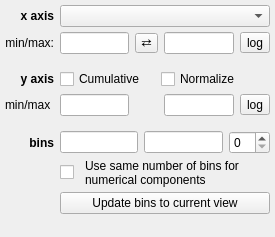
Before: the Qt Designer form glue/viewers/histogram/qt/options_widget.ui in glue-viz/glue, drawn with Qt 5.
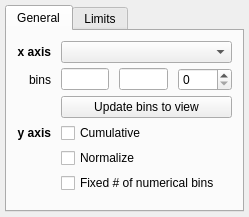
After: the same form once the commit is applied.

Commit message: Improvements to UI for default built-in viewers: the viewer and layer options have now been improved, limits are in a separate tab since they are less likely to be used, and this also removes the idea of a 'style' in the scatter plot and instead adds Line as another tab

What changed in the file:
```diff
--- a/glue/viewers/histogram/qt/options_widget.ui
+++ b/glue/viewers/histogram/qt/options_widget.ui
@@ -6,8 +6,8 @@
    <rect>
     <x>0</x>
     <y>0</y>
-    <width>275</width>
-    <height>237</height>
+    <width>249</width>
+    <height>202</height>
    </rect>
   </property>
   <property name="windowTitle">
@@ -20,56 +20,67 @@
    <property name="margin">
     <number>5</number>
    </property>
-   <item row="7" column="6">
-    <widget class="QToolButton" name="bool_y_log">
-     <property name="text">
-      <string>log</string>
-     </property>
-     <property name="checkable">
-      <bool>true</bool>
-     </property>
-    </widget>
-   </item>
-   <item row="4" column="2">
-    <widget class="QLabel" name="label_4">
-     <property name="font">
-      <font>
-       <weight>75</weight>
-       <bold>true</bold>
-      </font>
-     </property>
-     <property name="text">
-      <string>y axis</string>
+   <property name="rightMargin">
+    <number>5</number>
+   </property>
+   <property name="bottomMargin">
+    <number>5</number>
+   </property>
+   <property name="verticalSpacing">
+    <number>5</number>
+   </property>
+   <item row="9" column="2">
+    <widget class="QTabWidget" name="tabs">
+     <property name="currentIndex">
+      <number>0</number>
      </property>
-     <property name="alignment">
-      <set>Qt::AlignRight|Qt::AlignTrailing|Qt::AlignVCenter</set>
-     </property>
-    </widget>
-   </item>
-   <item row="7" column="3">
-    <widget class="QLineEdit" name="valuetext_y_min"/>
-   </item>
-   <item row="1" column="6">
-    <widget class="QToolButton" name="bool_x_log">
-     <property name="text">
-      <string>log</string>
-     </property>
-     <property name="checkable">
-      <bool>true</bool>
-     </property>
-    </widget>
+     <widget class="QWidget" name="tab">
+      <attribute name="title">
+       <string>General</string>
+      </attribute>
+      <layout class="QGridLayout" name="gridLayout_2">
+       <property name="leftMargin">
+        <number>10</number>
+       </property>
+       <property name="topMargin">
+        <number>10</number>
+       </property>
+       <property name="rightMargin">
+        <number>10</number>
+       </property>
+       <property name="bottomMargin">
+        <number>10</number>
+       </property>
+       <property name="horizontalSpacing">
+        <number>10</number>
+       </property>
+       <property name="verticalSpacing">
+        <number>5</number>
+       </property>
+       <item row="10" column="1">
+        <spacer name="verticalSpacer_2">
+         <property name="orientation">
+          <enum>Qt::Vertical</enum>
+         </property>
+         <property name="sizeHint" stdset="0">
+          <size>
+           <width>20</width>
+           <height>40</height>
+          </size>
+         </property>
+        </spacer>
    </item>
    <item row="1" column="2">
-    <widget class="QLabel" name="label_2">
+        <widget class="QLineEdit" name="valuetext_hist_x_max"/>
+       </item>
+       <item row="3" column="1" colspan="3">
+        <widget class="QPushButton" name="button_update_bins_to_view">
      <property name="text">
-      <string>min/max:</string>
-     </property>
-     <property name="alignment">
-      <set>Qt::AlignRight|Qt::AlignTrailing|Qt::AlignVCenter</set>
+          <string>Update bins to view</string>
      </property>
     </widget>
    </item>
-   <item row="0" column="2">
+       <item row="0" column="0">
     <widget class="QLabel" name="label_3">
      <property name="font">
       <font>
@@ -85,142 +96,118 @@
      </property>
     </widget>
    </item>
-   <item row="4" column="3" colspan="4">
-    <layout class="QHBoxLayout" name="horizontalLayout">
-     <item>
+       <item row="5" column="0">
+        <widget class="QLabel" name="label_4">
+         <property name="font">
+          <font>
+           <weight>75</weight>
+           <bold>true</bold>
+          </font>
+         </property>
+         <property name="text">
+          <string>y axis</string>
+         </property>
+         <property name="alignment">
+          <set>Qt::AlignRight|Qt::AlignTrailing|Qt::AlignVCenter</set>
+         </property>
+        </widget>
+       </item>
+       <item row="5" column="1" colspan="3">
       <widget class="QCheckBox" name="bool_cumulative">
        <property name="text">
         <string>Cumulative</string>
        </property>
       </widget>
      </item>
-     <item>
-      <spacer name="horizontalSpacer_2">
-       <property name="orientation">
-        <enum>Qt::Horizontal</enum>
-       </property>
-       <property name="sizeType">
-        <enum>QSizePolicy::Fixed</enum>
-       </property>
-       <property name="sizeHint" stdset="0">
-        <size>
-         <width>10</width>
-         <height>20</height>
-        </size>
-       </property>
-      </spacer>
-     </item>
-     <item>
+       <item row="1" column="1">
+        <widget class="QLineEdit" name="valuetext_hist_x_min"/>
+       </item>
+       <item row="7" column="1" colspan="3">
       <widget class="QCheckBox" name="bool_normalize">
        <property name="text">
         <string>Normalize</string>
        </property>
       </widget>
      </item>
-     <item>
-      <spacer name="horizontalSpacer">
-       <property name="orientation">
-        <enum>Qt::Horizontal</enum>
-       </property>
-       <property name="sizeHint" stdset="0">
-        <size>
-         <width>40</width>
-         <height>20</height>
-        </size>
-       </property>
-      </spacer>
-     </item>
-    </layout>
-   </item>
-   <item row="2" column="3">
-    <spacer name="verticalSpacer_2">
-     <property name="orientation">
-      <enum>Qt::Vertical</enum>
-     </property>
-     <property name="sizeType">
-      <enum>QSizePolicy::Fixed</enum>
-     </property>
-     <property name="sizeHint" stdset="0">
-      <size>
-       <width>20</width>
-       <height>10</height>
-      </size>
-     </property>
-    </spacer>
-   </item>
-   <item row="7" column="2">
-    <widget class="QLabel" name="label_5">
-     <property name="text">
-      <string>min/max</string>
-     </property>
-    </widget>
-   </item>
-   <item row="1" column="5">
-    <widget class="QLineEdit" name="valuetext_x_max"/>
-   </item>
    <item row="1" column="3">
-    <widget class="QLineEdit" name="valuetext_x_min"/>
-   </item>
-   <item row="0" column="3" colspan="4">
+        <widget class="QSpinBox" name="value_hist_n_bin">
+         <property name="keyboardTracking">
+          <bool>true</bool>
+         </property>
+         <property name="maximum">
+          <number>1000</number>
+         </property>
+        </widget>
+       </item>
+       <item row="8" column="1" colspan="3">
+        <widget class="QCheckBox" name="bool_common_n_bin">
+         <property name="text">
+          <string>Fixed # of numerical bins</string>
+         </property>
+        </widget>
+       </item>
+       <item row="1" column="0">
+        <widget class="QLabel" name="label">
+         <property name="font">
+          <font>
+           <weight>50</weight>
+           <bold>false</bold>
+          </font>
+         </property>
+         <property name="text">
+          <string>bins</string>
+         </property>
+         <property name="alignment">
+          <set>Qt::AlignRight|Qt::AlignTrailing|Qt::AlignVCenter</set>
+         </property>
+        </widget>
+       </item>
+       <item row="0" column="1" colspan="3">
     <widget class="QComboBox" name="combosel_x_att">
      <property name="sizeAdjustPolicy">
       <enum>QComboBox::AdjustToMinimumContentsLength</enum>
      </property>
     </widget>
    </item>
-   <item row="7" column="5">
-    <widget class="QLineEdit" name="valuetext_y_max"/>
-   </item>
-   <item row="9" column="2">
-    <widget class="QLabel" name="label">
-     <property name="font">
-      <font>
-       <weight>75</weight>
-       <bold>true</bold>
-      </font>
-     </property>
-     <property name="text">
-      <string>bins</string>
-     </property>
-     <property name="alignment">
-      <set>Qt::AlignRight|Qt::AlignTrailing|Qt::AlignVCenter</set>
-     </property>
-    </widget>
-   </item>
-   <item row="8" column="3">
-    <spacer name="verticalSpacer_3">
+       <item row="9" column="1" colspan="3">
+        <spacer name="horizontalSpacer">
      <property name="orientation">
-      <enum>Qt::Vertical</enum>
-     </property>
-     <property name="sizeType">
-      <enum>QSizePolicy::Fixed</enum>
+          <enum>Qt::Horizontal</enum>
      </property>
      <property name="sizeHint" stdset="0">
       <size>
-       <width>20</width>
-       <height>10</height>
+           <width>40</width>
+           <height>5</height>
       </size>
      </property>
     </spacer>
    </item>
-   <item row="9" column="3" colspan="4">
-    <layout class="QHBoxLayout" name="global_bins_box">
-     <item>
-      <widget class="QLineEdit" name="valuetext_hist_x_min"/>
-     </item>
-     <item>
-      <widget class="QLineEdit" name="valuetext_hist_x_max"/>
-     </item>
-     <item>
-      <widget class="QSpinBox" name="value_hist_n_bin">
-       <property name="keyboardTracking">
-        <bool>true</bool>
-       </property>
-      </widget>
-     </item>
-    </layout>
-   </item>
-   <item row="1" column="4">
+      </layout>
+     </widget>
+     <widget class="QWidget" name="tab_2">
+      <attribute name="title">
+       <string>Limits</string>
+      </attribute>
+      <layout class="QGridLayout" name="gridLayout">
+       <property name="leftMargin">
+        <number>10</number>
+       </property>
+       <property name="topMargin">
+        <number>10</number>
+       </property>
+       <property name="rightMargin">
+        <number>10</number>
+       </property>
+       <property name="bottomMargin">
+        <number>10</number>
+       </property>
+       <property name="horizontalSpacing">
+        <number>10</number>
+       </property>
+       <property name="verticalSpacing">
+        <number>5</number>
+       </property>
+       <item row="0" column="2">
     <widget class="QToolButton" name="button_flip_x">
      <property name="styleSheet">
       <string notr="true">padding: 0px</string>
@@ -230,53 +217,62 @@
      </property>
     </widget>
    </item>
-   <item row="11" column="3" colspan="4">
-    <layout class="QHBoxLayout" name="horizontalLayout_3">
-     <item>
-      <widget class="QCheckBox" name="bool_common_n_bin">
+       <item row="1" column="1">
+        <widget class="QLineEdit" name="valuetext_y_min"/>
+       </item>
+       <item row="0" column="3">
+        <widget class="QLineEdit" name="valuetext_x_max"/>
+       </item>
+       <item row="0" column="1">
+        <widget class="QLineEdit" name="valuetext_x_min"/>
+       </item>
+       <item row="0" column="0">
+        <widget class="QLabel" name="label_2">
+         <property name="font">
+          <font>
+           <weight>75</weight>
+           <bold>true</bold>
+          </font>
+         </property>
        <property name="text">
-        <string/>
+          <string>x axis</string>
        </property>
       </widget>
      </item>
-     <item>
-      <spacer name="horizontalSpacer_3">
-       <property name="orientation">
-        <enum>Qt::Horizontal</enum>
-       </property>
-       <property name="sizeType">
-        <enum>QSizePolicy::Fixed</enum>
-       </property>
-       <property name="sizeHint" stdset="0">
-        <size>
-         <width>5</width>
-         <height>20</height>
-        </size>
-       </property>
-      </spacer>
-     </item>
-     <item>
-      <widget class="QLabel" name="label_6">
-       <property name="sizePolicy">
-        <sizepolicy hsizetype="Expanding" vsizetype="Maximum">
-         <horstretch>0</horstretch>
-         <verstretch>0</verstretch>
-        </sizepolicy>
-       </property>
+       <item row="1" column="0">
+        <widget class="QLabel" name="label_5">
+         <property name="font">
+          <font>
+           <weight>75</weight>
+           <bold>true</bold>
+          </font>
+         </property>
+         <property name="text">
+          <string>y axis</string>
+         </property>
+        </widget>
+       </item>
+       <item row="0" column="4">
+        <widget class="QToolButton" name="bool_x_log">
        <property name="text">
-        <string>Use same number of bins for numerical components</string>
-       </property>
-       <property name="alignment">
-        <set>Qt::AlignLeading|Qt::AlignLeft|Qt::AlignVCenter</set>
-       </property>
-       <property name="wordWrap">
+          <string>log</string>
+         </property>
+         <property name="checkable">
+          <bool>true</bool>
+         </property>
+        </widget>
+       </item>
+       <item row="1" column="4">
+        <widget class="QToolButton" name="bool_y_log">
+         <property name="text">
+          <string>log</string>
+         </property>
+         <property name="checkable">
         <bool>true</bool>
        </property>
       </widget>
      </item>
-    </layout>
-   </item>
-   <item row="13" column="3" colspan="4">
+       <item row="3" column="3">
     <spacer name="verticalSpacer">
      <property name="orientation">
       <enum>Qt::Vertical</enum>
@@ -289,11 +285,38 @@
      </property>
     </spacer>
    </item>
-   <item row="12" column="3" colspan="4">
-    <widget class="QPushButton" name="button_update_bins_to_view">
-     <property name="text">
-      <string>Update bins to current view</string>
-     </property>
+       <item row="1" column="3">
+        <widget class="QLineEdit" name="valuetext_y_max"/>
+       </item>
+       <item row="2" column="1" colspan="4">
+        <spacer name="horizontalSpacer_2">
+         <property name="orientation">
+          <enum>Qt::Horizontal</enum>
+         </property>
+         <property name="sizeHint" stdset="0">
+          <size>
+           <width>40</width>
+           <height>5</height>
+          </size>
+         </property>
+        </spacer>
+       </item>
+      </layout>
+      <zorder>bool_x_log</zorder>
+      <zorder>valuetext_x_max</zorder>
+      <zorder>button_flip_x</zorder>
+      <zorder>valuetext_x_min</zorder>
+      <zorder>valuetext_x_max</zorder>
+      <zorder>button_flip_x</zorder>
+      <zorder>valuetext_x_min</zorder>
+      <zorder>valuetext_y_min</zorder>
+      <zorder>valuetext_y_max</zorder>
+      <zorder>bool_y_log</zorder>
+      <zorder>label_2</zorder>
+      <zorder>label_5</zorder>
+      <zorder>verticalSpacer</zorder>
+      <zorder>horizontalSpacer_2</zorder>
+     </widget>
     </widget>
    </item>
   </layout>
```
Left out of the diff: 4 changed lines with no effect on the pictures. Lines whose indentation alone changed are shown as unchanged. The commit also changes 14 other files.
